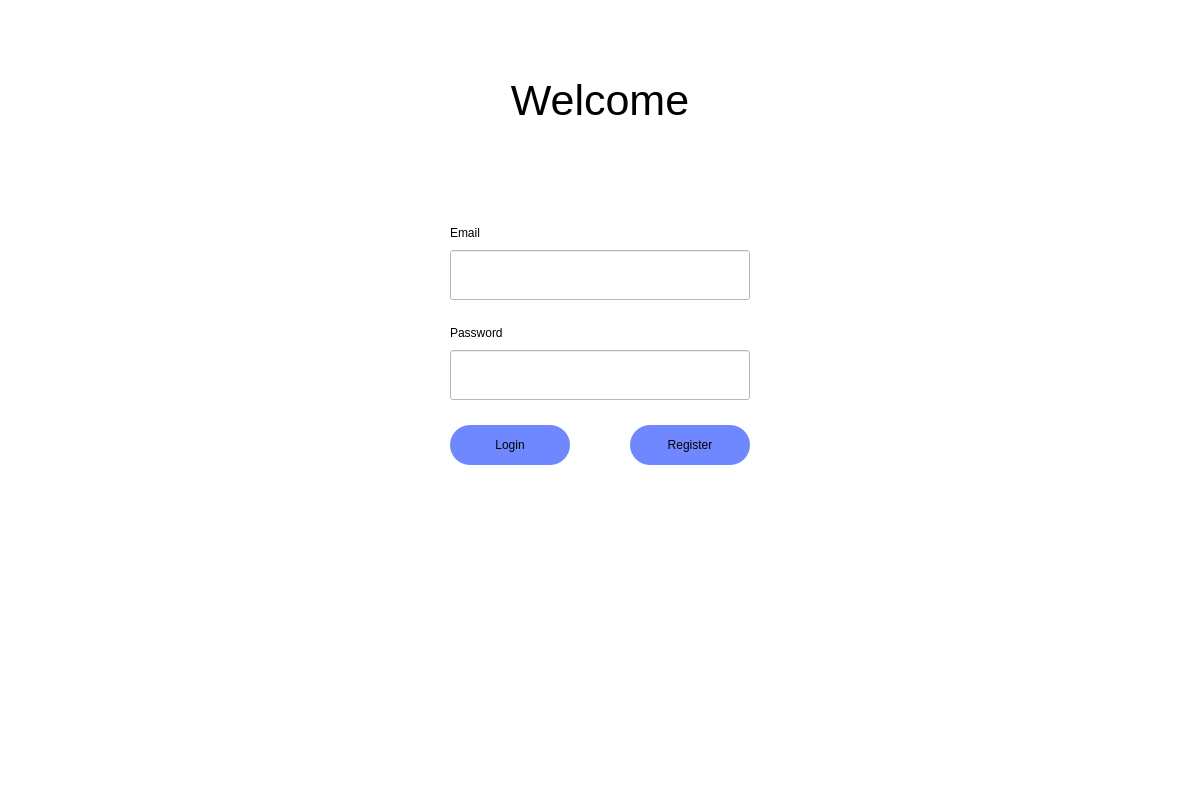
YY0NII/DeskFood, file Frontend/Login.ui: the form before one commit.
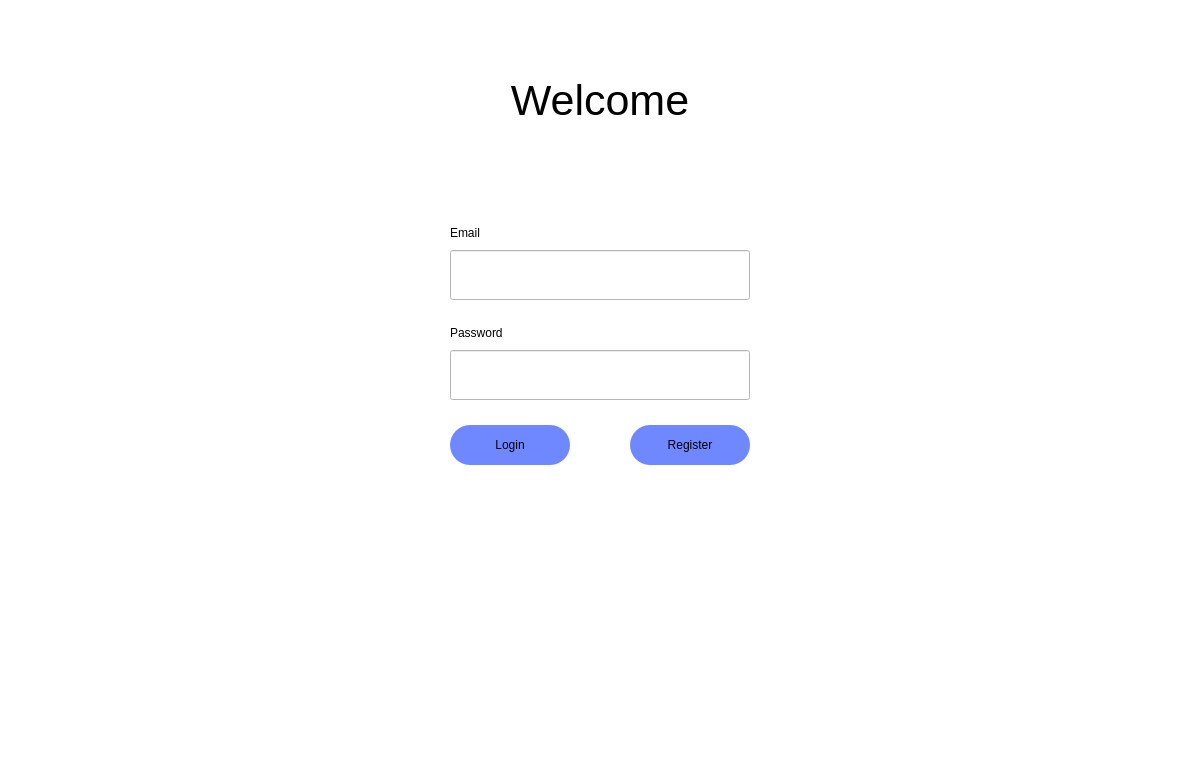
The form after the commit.

The edit to the form file:
```diff
--- a/Frontend/Login.ui
+++ b/Frontend/Login.ui
@@ -7,7 +7,7 @@
     <x>0</x>
     <y>0</y>
     <width>1200</width>
-    <height>800</height>
+    <height>773</height>
    </rect>
   </property>
   <property name="windowTitle">
```
